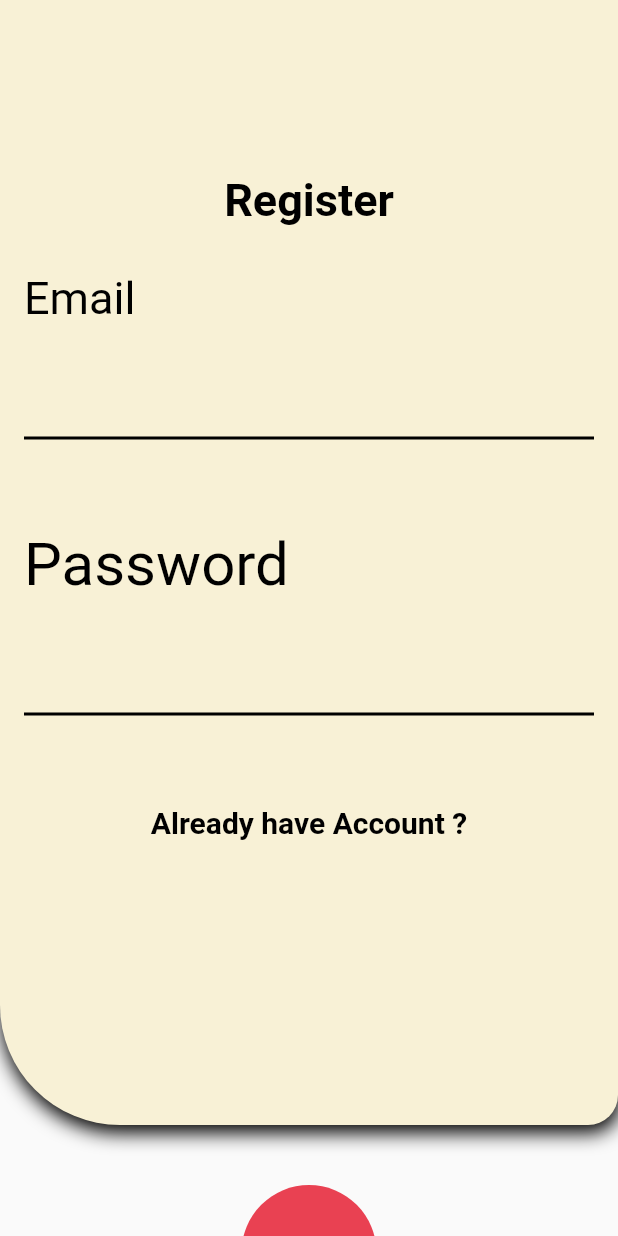
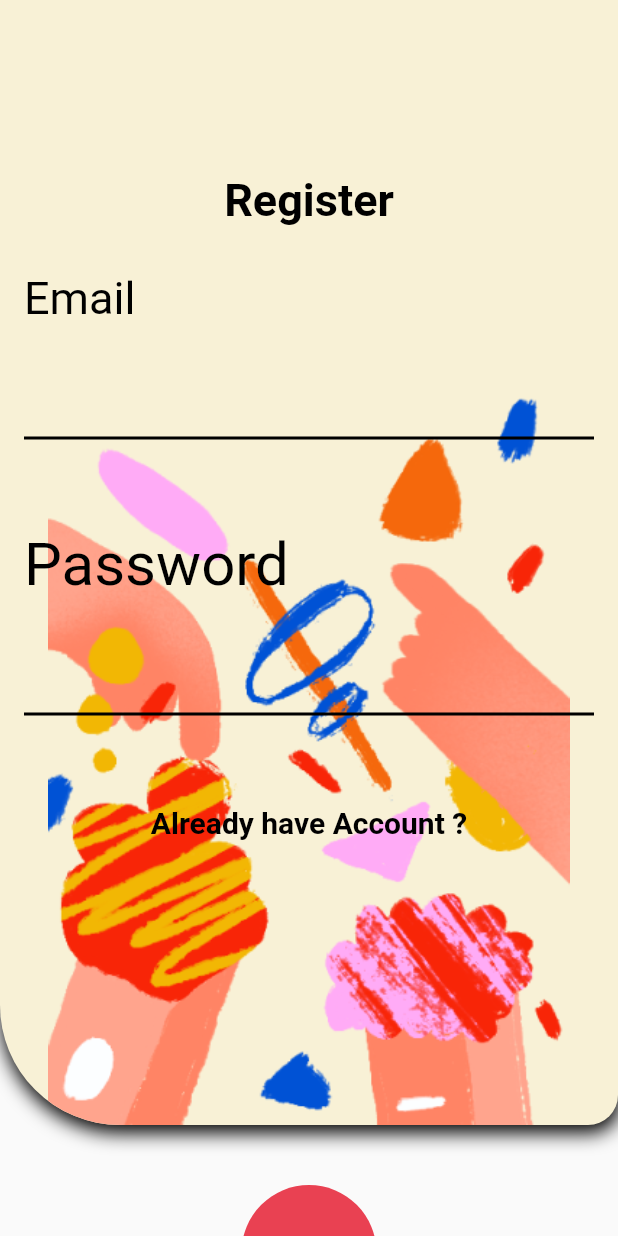
Before and after one commit to janisviksne/emori, a Flutter app: the screen it shows after launch, scrolled down 56 dp, after a tap on "Dont have Account ?", on a phone screen of 412 x 824 dp. Run offline on Flutter 3.47's test engine with Material 2 defaults, Android fonts, the phone set to English and light mode, and no system bars.

Commit message:
Added backgrounds for login and registration pages

```diff
--- a/lib/auth_screens/login.dart
+++ b/lib/auth_screens/login.dart
@@ -41,6 +41,10 @@ class _LoginState extends State<Login> {
                   height: 750,
                   width: MediaQuery.of(context).size.width,
                   decoration: const BoxDecoration(
+                    image: DecorationImage(
+                        image: AssetImage(
+                            "images/auth_backgrounds/login_background.png"),
+                        fit: BoxFit.cover),
                     color: Color.fromRGBO(248, 241, 214, 1),
                     boxShadow: [
                       BoxShadow(
--- a/lib/auth_screens/register.dart
+++ b/lib/auth_screens/register.dart
@@ -36,6 +36,10 @@ class _RegisterState extends State<Register> {
                   height: 750,
                   width: MediaQuery.of(context).size.width,
                   decoration: const BoxDecoration(
+                    image: DecorationImage(
+                        image: AssetImage(
+                            "images/auth_backgrounds/registration_background.png"),
+                        fit: BoxFit.scaleDown),
                     color: Color.fromRGBO(248, 241, 214, 1),
                     boxShadow: [
                       BoxShadow(
@@ -166,7 +170,7 @@ class _RegisterState extends State<Register> {
                   height: 90,
                   width: 90,
                   child: FlatButton(
-                      color: Color.fromRGBO(233, 65, 82, 1),
+                      color: const Color.fromRGBO(233, 65, 82, 1),
                       onPressed: () {
                         if (_formKey.currentState!.validate()) {
                           save();
--- a/pubspec.yaml
+++ b/pubspec.yaml
@@ -56,7 +56,7 @@ flutter:
 
   # To add assets to your application, add an assets section, like this:
   assets:
-    - images/
+    - images/auth_backgrounds/
   #   - images/a_dot_ham.jpeg
 
   # An image asset can refer to one or more resolution-specific "variants", see
```
Also changed, not shown: images/auth_backgrounds/login_background.png (added), images/auth_backgrounds/registration_background.png (added).
